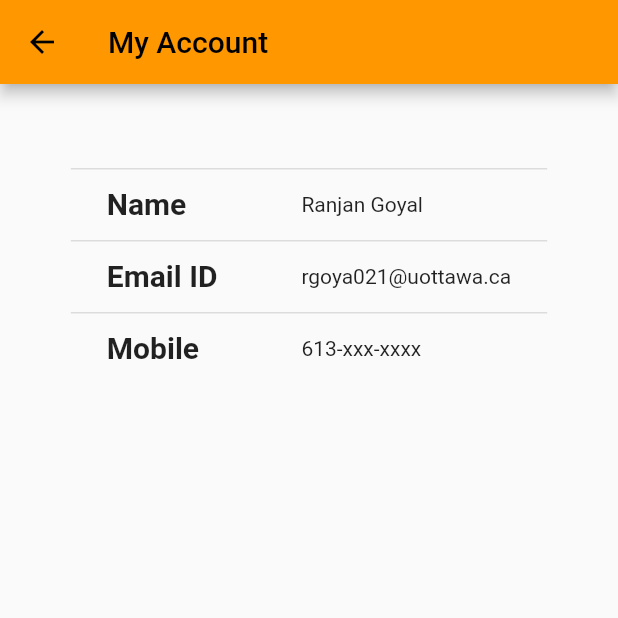
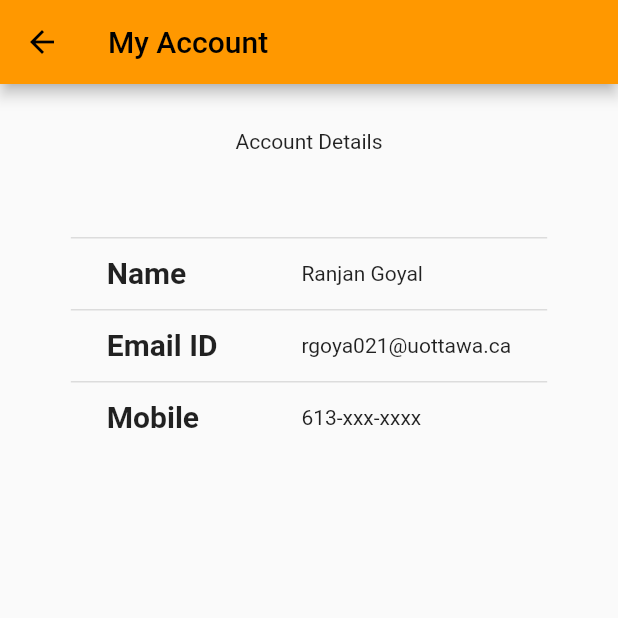
Before and after one commit to ranjan98/CSI5112ProjectG12, a Flutter app: the MyAccount screen opened by its route, on a phone screen of 412 x 824 dp, the top half of it. Run offline on Flutter 3.47's test engine with Material 2 defaults, Android fonts, the phone set to English and light mode, and no system bars; our stand-ins replace carousel_slider.

Commit message:
Adding more content to myaccount

```diff
--- a/frontend/lib/screens/authentication/myaccount.dart
+++ b/frontend/lib/screens/authentication/myaccount.dart
@@ -14,6 +14,8 @@ class MyAccount extends StatelessWidget {
           alignment: Alignment.center,
           child: Column(
             children: <Widget>[
+              const SizedBox(height: 30),
+              const Text('Account Details'),
               DataTable(
                 columns: [
                   DataColumn(
```
